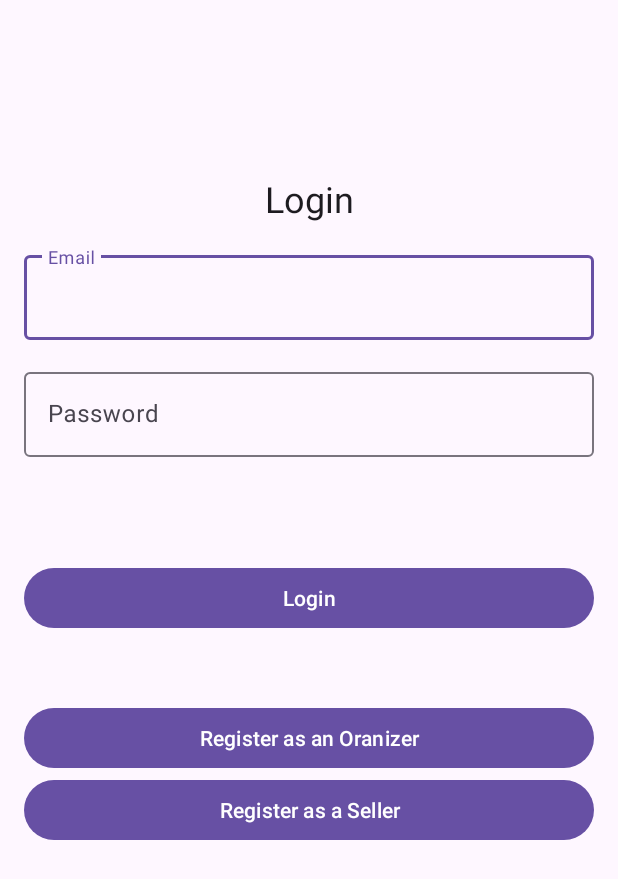
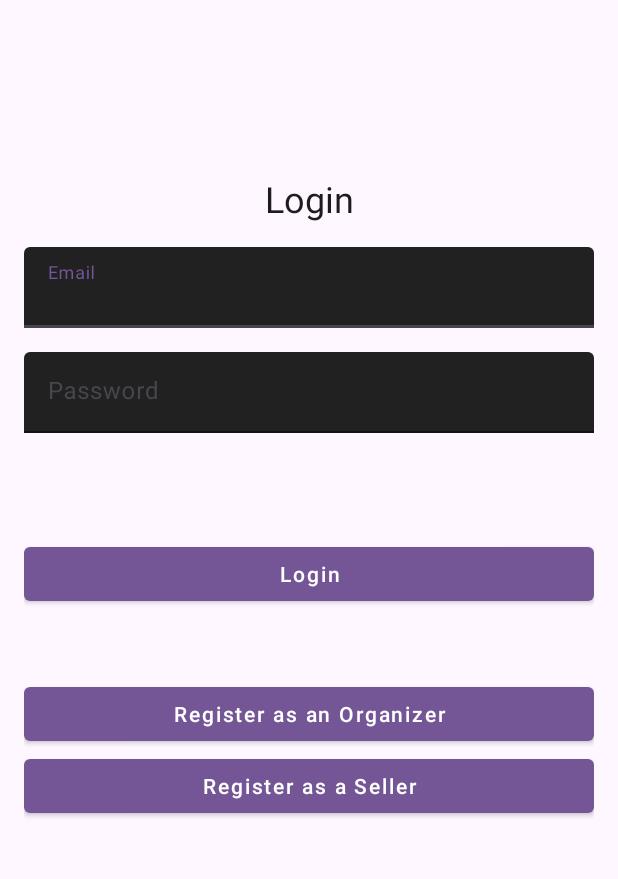
Before and after one commit to kzi-nastava/ma-project-event-planner-siit-2024-team-27, an Android app: the LoginScreen screen opened directly, with no data from a screen before it, on a phone screen of 412 x 824 dp. Shown: the top 879 px of the screen. Run offline under Robolectric (Android 15) with nearby library versions, the phone set to English and light mode, and no system bars.

Commit message:
fixed login activity

```diff
--- a/app/src/main/java/com/wde/eventplanner/LoginScreen.java
+++ b/app/src/main/java/com/wde/eventplanner/LoginScreen.java
@@ -1,4 +1,9 @@
 package com.wde.eventplanner;
+
+import static com.wde.eventplanner.constants.RegexConstants.EMAIL_REGEX;
+import static com.wde.eventplanner.constants.RegexConstants.HAS_DIGIT_REGEX;
+import static com.wde.eventplanner.constants.RegexConstants.HAS_SPECIAL_CHAR_REGEX;
+import static com.wde.eventplanner.constants.RegexConstants.MIN_PASSWORD_LENGTH;
 
 import android.content.Intent;
 import android.os.Bundle;
@@ -13,8 +18,6 @@ import java.util.regex.Pattern;
 
 public class LoginScreen extends AppCompatActivity {
 
-    private final String EMAIL_REGEX = "^[A-Za-z0-9+_.-]+@[A-Za-z0-9.-]+$";
-    private final int MIN_PASSWORD_LENGTH = 8;
 
     private List<DemoUser> userList;
 
@@ -49,6 +52,7 @@ public class LoginScreen extends AppCompatActivity {
             }else{
                 Toast.makeText(this, "Successful login", Toast.LENGTH_SHORT).show();
                 Intent intent = new Intent(LoginScreen.this, HomeScreen.class);
+                intent.putExtra("email",email);
                 startActivity(intent);
                 finish(); //backing from homepage should not return to login page
             }
@@ -79,8 +83,8 @@ public class LoginScreen extends AppCompatActivity {
         if (password.length() < MIN_PASSWORD_LENGTH) return false;
         boolean hasUppercase = !password.equals(password.toLowerCase());
         boolean hasLowercase = !password.equals(password.toUpperCase());
-        boolean hasDigit = password.matches(".*\\d.*");
-        boolean hasSpecialChar = password.matches(".*[!@#$%^&*()_+\\-=\\[\\]{};':\"\\\\|,.<>\\/?].*");
+        boolean hasDigit = password.matches(HAS_DIGIT_REGEX);
+        boolean hasSpecialChar = password.matches(HAS_SPECIAL_CHAR_REGEX);
 
         return hasUppercase && hasLowercase && hasDigit && hasSpecialChar;
     }
--- /dev/null
+++ b/app/src/main/java/com/wde/eventplanner/constants/RegexConstants.java
@@ -0,0 +1,10 @@
+package com.wde.eventplanner.constants;
+
+public class RegexConstants {
+    public static final String EMAIL_REGEX = "^[A-Za-z0-9+_.-]+@[A-Za-z0-9.-]+$";
+    public static final String HAS_DIGIT_REGEX = ".*\\d.*";
+    public static final String HAS_SPECIAL_CHAR_REGEX = ".*[!@#$%^&*()_+\\-=\\[\\]{};':\"\\\\|,.<>\\/?].*";
+    public static final int MIN_PASSWORD_LENGTH = 8;
+    private RegexConstants() {
+    }
+}
--- a/app/src/main/res/layout/activity_login_screen.xml
+++ b/app/src/main/res/layout/activity_login_screen.xml
@@ -6,8 +6,6 @@
     android:layout_height="match_parent">
 <androidx.constraintlayout.widget.ConstraintLayout
     android:id="@+id/main_layout"
-    xmlns:android="http://schemas.android.com/apk/res/android"
-    xmlns:app="http://schemas.android.com/apk/res-auto"
     android:layout_width="match_parent"
     android:layout_height="match_parent"
     android:padding="16dp"
@@ -17,7 +15,7 @@
         android:id="@+id/title"
         android:layout_width="wrap_content"
         android:layout_height="wrap_content"
-        android:text="Login"
+        android:text="@string/login"
         android:textAppearance="@style/TextAppearance.MaterialComponents.Headline5"
         app:layout_constraintTop_toTopOf="parent"
         app:layout_constraintStart_toStartOf="parent"
@@ -27,11 +25,12 @@
         android:id="@+id/emailInputLayout"
         android:layout_width="0dp"
         android:layout_height="wrap_content"
-        android:hint="Email"
+        android:hint="@string/email"
         app:layout_constraintTop_toBottomOf="@id/title"
         app:layout_constraintStart_toStartOf="parent"
         app:layout_constraintEnd_toEndOf="parent"
-        android:layout_marginTop="16dp">
+        android:layout_marginTop="16dp"
+        style="@style/CustomTextInputLayout">
 
         <com.google.android.material.textfield.TextInputEditText
             android:id="@+id/emailInput"
@@ -44,11 +43,12 @@
         android:id="@+id/passwordInputLayout"
         android:layout_width="0dp"
         android:layout_height="wrap_content"
-        android:hint="Password"
+        android:hint="@string/password"
         app:layout_constraintTop_toBottomOf="@id/emailInputLayout"
         app:layout_constraintStart_toStartOf="parent"
         app:layout_constraintEnd_toEndOf="parent"
-        android:layout_marginTop="16dp">
+        android:layout_marginTop="16dp"
+        style="@style/CustomTextInputLayout">
 
         <com.google.android.material.textfield.TextInputEditText
             android:id="@+id/passwordInput"
@@ -61,27 +61,30 @@
         android:id="@+id/loginButton"
         android:layout_width="0dp"
         android:layout_height="wrap_content"
-        android:text="Login"
+        android:text="@string/login"
         app:layout_constraintTop_toBottomOf="@id/passwordInputLayout"
         app:layout_constraintStart_toStartOf="parent"
         app:layout_constraintEnd_toEndOf="parent"
-        android:layout_marginTop="70dp"/>
+        android:layout_marginTop="70dp"
+        style="@style/CustomButtonStyle"/>
     <com.google.android.material.button.MaterialButton
         android:id="@+id/registerOrganizerButton"
         android:layout_width="0dp"
         android:layout_height="wrap_content"
-        android:text="Register as an Oranizer"
+        android:text="@string/register_as_an_organizer"
         app:layout_constraintTop_toBottomOf="@id/loginButton"
         app:layout_constraintStart_toStartOf="parent"
         app:layout_constraintEnd_toEndOf="parent"
-        android:layout_marginTop="45dp"/>
+        android:layout_marginTop="45dp"
+        style="@style/CustomButtonStyle"/>
     <com.google.android.material.button.MaterialButton
         android:id="@+id/registerSellerButton"
         android:layout_width="0dp"
         android:layout_height="wrap_content"
-        android:text="Register as a Seller"
+        android:text="@string/register_as_a_seller"
         app:layout_constraintTop_toBottomOf="@id/registerOrganizerButton"
         app:layout_constraintStart_toStartOf="parent"
-        app:layout_constraintEnd_toEndOf="parent" />
+        app:layout_constraintEnd_toEndOf="parent"
+        style="@style/CustomButtonStyle"/>
 </androidx.constraintlayout.widget.ConstraintLayout>
     </androidx.coordinatorlayout.widget.CoordinatorLayout>
--- a/app/src/main/res/layout/activity_seller_registration_screen.xml
+++ b/app/src/main/res/layout/activity_seller_registration_screen.xml
@@ -172,7 +172,7 @@
             android:layout_width="0dp"
             android:layout_height="wrap_content"
             android:layout_marginHorizontal="32dp"
-            android:hint="Phone"
+            android:hint="@string/phone"
             app:layout_constraintTop_toBottomOf="@id/companyNameLayout"
             app:layout_constraintStart_toStartOf="parent"
             app:layout_constraintEnd_toEndOf="parent"
--- a/app/src/main/res/values-night/themes.xml
+++ b/app/src/main/res/values-night/themes.xml
@@ -2,6 +2,15 @@
     <!-- Base application theme. -->
     <style name="Base.Theme.EventPlanner" parent="Theme.Material3.DayNight.NoActionBar">
         <!-- Customize your dark theme here. -->
-        <!-- <item name="colorPrimary">@color/my_dark_primary</item> -->
+    </style>
+
+    <style name="Theme.EventPlanner" parent="Base.Theme.EventPlanner">
+        <!-- Set the button style specifically for dark mode -->
+        <item name="buttonStyle">@style/CustomButtonStyle.Dark</item>
+    </style>
+
+    <style name="CustomButtonStyle.Dark" parent="Widget.MaterialComponents.Button">
+        <item name="backgroundTint">#745697</item>
+        <item name="android:textColor">#FFFFFF</item>
     </style>
 </resources>
--- a/app/src/main/res/values/colors.xml
+++ b/app/src/main/res/values/colors.xml
@@ -2,4 +2,6 @@
 <resources>
     <color name="black">#FF000000</color>
     <color name="white">#FFFFFFFF</color>
+    <color name="on_surface_variant">#B0BEC5</color>
+    <color name="on_surface_container_highest">#212121</color>
 </resources>
--- a/app/src/main/res/values/strings.xml
+++ b/app/src/main/res/values/strings.xml
@@ -1,3 +1,9 @@
 <resources>
     <string name="app_name">EventPlanner</string>
+    <string name="phone">Phone</string>
+    <string name="login">Login</string>
+    <string name="email">Email</string>
+    <string name="password">Password</string>
+    <string name="register_as_an_organizer">Register as an Organizer</string>
+    <string name="register_as_a_seller">Register as a Seller</string>
 </resources>
--- a/app/src/main/res/values/themes.xml
+++ b/app/src/main/res/values/themes.xml
@@ -2,8 +2,28 @@
     <!-- Base application theme. -->
     <style name="Base.Theme.EventPlanner" parent="Theme.Material3.DayNight.NoActionBar">
         <!-- Customize your light theme here. -->
-        <!-- <item name="colorPrimary">@color/my_light_primary</item> -->
     </style>
 
-    <style name="Theme.EventPlanner" parent="Base.Theme.EventPlanner" />
+    <style name="Theme.EventPlanner" parent="Base.Theme.EventPlanner">
+        <item name="buttonStyle">@style/CustomButtonStyle</item>
+    </style>
+
+    <style name="CustomButtonStyle" parent="Widget.MaterialComponents.Button">
+        <item name="backgroundTint">#745697</item>
+        <item name="android:textColor">#FFFFFF</item>
+        <item name="android:textAllCaps">false</item>
+    </style>
+    <style name="CustomTextInputLayout" parent="Widget.Material3.TextInputLayout.FilledBox.Dense">
+        <!-- Fill color for the text input background -->
+        <item name="boxBackgroundColor">@color/on_surface_container_highest</item>
+
+        <!-- Outline color for focused state -->
+        <item name="boxStrokeColor">?attr/colorOnSurfaceVariant</item>
+
+        <!-- Hint text color -->
+        <item name="hintTextColor">#745697</item>
+
+        <!-- Text color inside the input field -->
+        <item name="android:textColor">@color/on_surface_container_highest</item>
+    </style>
 </resources>
```
